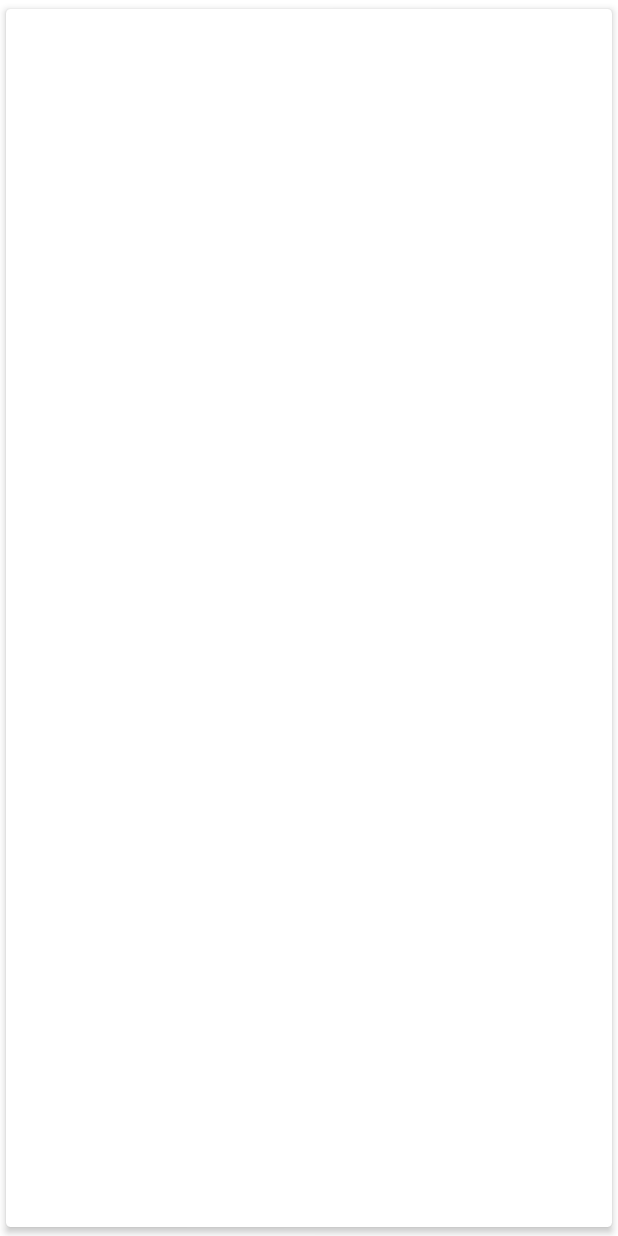
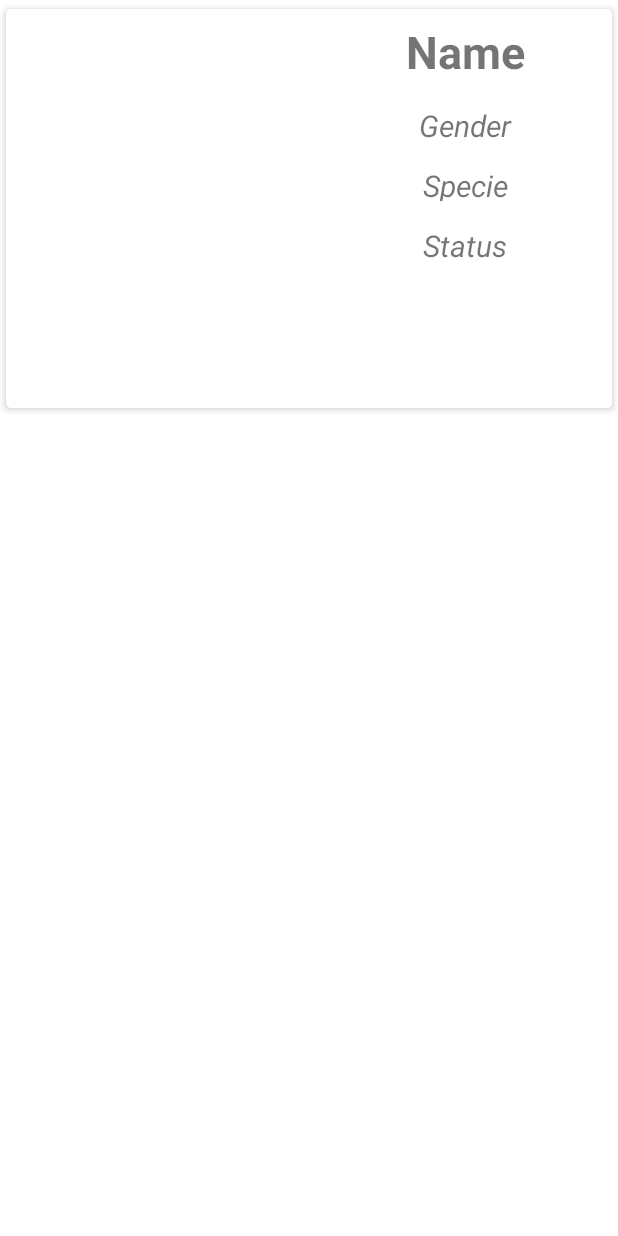
Before and after one commit to AgustinFalcon/RickAndMortyCleanCode, an Android app: the layout item_rv_fragment_home.xml on its own in the app's theme, with its tools: preview values and no code run, on a phone screen of 412 x 824 dp. Run offline under Robolectric (Android 15) with nearby library versions, the phone set to English and light mode, and no system bars.

Commit message:
adapter, personaje table + dao, personaje data base, falta class App y mappers(repository)

```diff
--- a/app/build.gradle
+++ b/app/build.gradle
@@ -78,4 +78,8 @@ dependencies {
     //Navigation
     implementation "androidx.navigation:navigation-fragment-ktx:2.3.5"
     implementation "androidx.navigation:navigation-ui-ktx:2.3.5"
+
+    //Room
+    implementation "androidx.room:room-ktx:2.4.2"
+    kapt "androidx.room:room-compiler:2.4.2"
 }
--- a/app/src/main/java/com/example/practicesealedclass/MainActivity.kt
+++ b/app/src/main/java/com/example/practicesealedclass/MainActivity.kt
@@ -2,6 +2,7 @@ package com.example.practicesealedclass
 
 import android.os.Bundle
 import androidx.appcompat.app.AppCompatActivity
+import androidx.room.Room
 import com.example.practicesealedclass.databinding.ActivityMainBinding
 
 
@@ -13,5 +14,9 @@ class MainActivity : AppCompatActivity() {
         super.onCreate(savedInstanceState)
         binding = ActivityMainBinding.inflate(layoutInflater)
         setContentView(binding.root)
+
+        val room: PersonajeDataBase = Room
+            .databaseBuilder(this, PersonajeDataBase::class.java, "people")
+            .build()
     }
 }
--- a/app/src/main/java/com/example/practicesealedclass/network/parsedata/personaje/Personaje.kt
+++ b/app/src/main/java/com/example/practicesealedclass/network/parsedata/personaje/ParsePersonaje.kt
@@ -1,6 +1,6 @@
 package com.example.practicesealedclass.network.parsedata.personaje
 
-data class Personaje (
+data class ParsePersonaje (
     val id: Int,
     val name: String,
     val status: String,
--- a/app/src/main/java/com/example/practicesealedclass/network/parsedata/personaje/ResponsePersonaje.kt
+++ b/app/src/main/java/com/example/practicesealedclass/network/parsedata/personaje/ResponsePersonaje.kt
@@ -1,5 +1,3 @@
 package com.example.practicesealedclass.network.parsedata.personaje
 
-import com.example.practicesealedclass.network.parsedata.personaje.Personaje
-
-data class ResponsePersonaje (val personajes: List<Personaje>)
+data class ResponsePersonaje (val parsePersonajes: List<ParsePersonaje>)
--- a/app/src/main/res/layout/fragment_home.xml
+++ b/app/src/main/res/layout/fragment_home.xml
@@ -10,6 +10,7 @@
         android:id="@+id/rvFragmentHome"
         android:layout_width="match_parent"
         android:layout_height="0dp"
+        tools:listitem="@layout/item_rv_fragment_home"
         app:layout_constraintTop_toTopOf="parent"
         app:layout_constraintBottom_toBottomOf="parent"
         app:layout_constraintRight_toRightOf="parent"
--- a/app/src/main/res/layout/item_rv_fragment_home.xml
+++ b/app/src/main/res/layout/item_rv_fragment_home.xml
@@ -2,7 +2,7 @@
 <androidx.cardview.widget.CardView
     xmlns:android="http://schemas.android.com/apk/res/android"
     android:layout_width="match_parent"
-    android:layout_height="match_parent"
+    android:layout_height="wrap_content"
     xmlns:app="http://schemas.android.com/apk/res-auto"
     app:cardCornerRadius="3dp"
     app:cardElevation="3dp"
@@ -28,8 +28,10 @@
             android:layout_height="24dp"
             android:layout_marginLeft="8dp"
             android:layout_marginTop="16dp"
-            android:textSize="20dp"
-            android:textStyle="bold"
+            android:textSize="20sp"
+            android:text="Gender"
+            android:textStyle="italic"
+            android:textAlignment="center"
             app:layout_constraintLeft_toRightOf="@+id/ivPersonaje"
             app:layout_constraintRight_toRightOf="parent"
             app:layout_constraintTop_toBottomOf="@+id/tvName" />
@@ -39,8 +41,10 @@
             android:layout_width="0dp"
             android:layout_height="40dp"
             android:layout_marginLeft="8dp"
-            android:textSize="12dp"
-            android:textStyle="italic"
+            android:textSize="30sp"
+            android:text="Name"
+            android:textAlignment="center"
+            android:textStyle="bold"
             app:layout_constraintLeft_toRightOf="@+id/ivPersonaje"
             app:layout_constraintRight_toRightOf="parent"
             app:layout_constraintTop_toTopOf="parent" />
@@ -51,8 +55,10 @@
             android:layout_height="24dp"
             android:layout_marginLeft="8dp"
             android:layout_marginTop="16dp"
-            android:textSize="20dp"
-            android:textStyle="bold"
+            android:text="Specie"
+            android:textAlignment="center"
+            android:textStyle="italic"
+            android:textSize="20sp"
             app:layout_constraintLeft_toRightOf="@+id/ivPersonaje"
             app:layout_constraintRight_toRightOf="parent"
             app:layout_constraintTop_toBottomOf="@+id/tvGender" />
@@ -63,8 +69,10 @@
             android:layout_height="24dp"
             android:layout_marginLeft="8dp"
             android:layout_marginTop="16dp"
-            android:textSize="20dp"
-            android:textStyle="bold"
+            android:text="Status"
+            android:textAlignment="center"
+            android:textStyle="italic"
+            android:textSize="20sp"
             app:layout_constraintLeft_toRightOf="@+id/ivPersonaje"
             app:layout_constraintRight_toRightOf="parent"
             app:layout_constraintTop_toBottomOf="@+id/tvSpecie" />
```
Also changed, not shown: app/src/main/java/com/example/practicesealedclass/HomeFragment.kt (+45 -36 lines), app/src/main/java/com/example/practicesealedclass/PersonajeDataBase.kt (added, +14 -0 lines), app/src/main/java/com/example/practicesealedclass/adapter/PersonajeAdapter.kt (added, +56 -0 lines), app/src/main/java/com/example/practicesealedclass/db/Personaje.kt (added, +29 -0 lines), app/src/main/java/com/example/practicesealedclass/db/PersonajeDAO.kt (added, +21 -0 lines), app/src/main/java/com/example/practicesealedclass/repository/personaje/PersonajeRepositoryImpl.kt (+6 -4 lines), app/src/main/java/com/example/practicesealedclass/viewmodels/PersonajeViewModel.kt (renamed from app/src/main/java/com/example/practicesealedclass/viewmodels/ApiViewModel.kt, +6 -4 lines).
